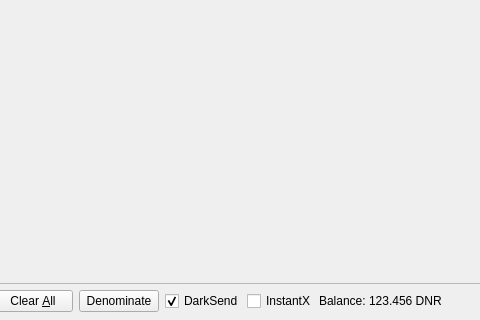
Old version of the form src/qt/forms/sendcoinsdialog.ui in the repository metaspartan/denarius; both pictures show x 108 to 588 and y 243 to 563 of the 850 by 563 pixel window.
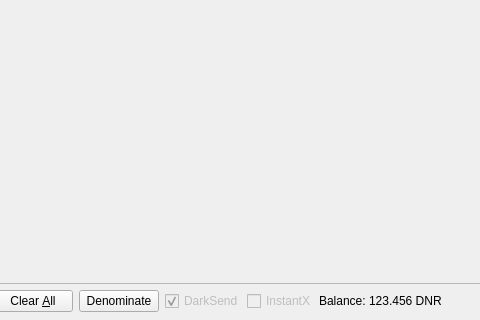
New version of the form. Icons and pictures are not drawn.

The edit to the form file:
```diff
--- a/src/qt/forms/sendcoinsdialog.ui
+++ b/src/qt/forms/sendcoinsdialog.ui
@@ -753,6 +753,9 @@
        </property>
        <item>
         <widget class="QCheckBox" name="checkUseDarksend">
+         <property name="enabled">
+          <bool>false</bool>
+         </property>
          <property name="text">
           <string>DarkSend</string>
          </property>
@@ -763,6 +766,9 @@
        </item>
        <item>
         <widget class="QCheckBox" name="checkInstantX">
+         <property name="enabled">
+          <bool>false</bool>
+         </property>
          <property name="text">
           <string>InstantX</string>
          </property>
```
Left out of the diff: 24 changed lines with no effect on the pictures.
